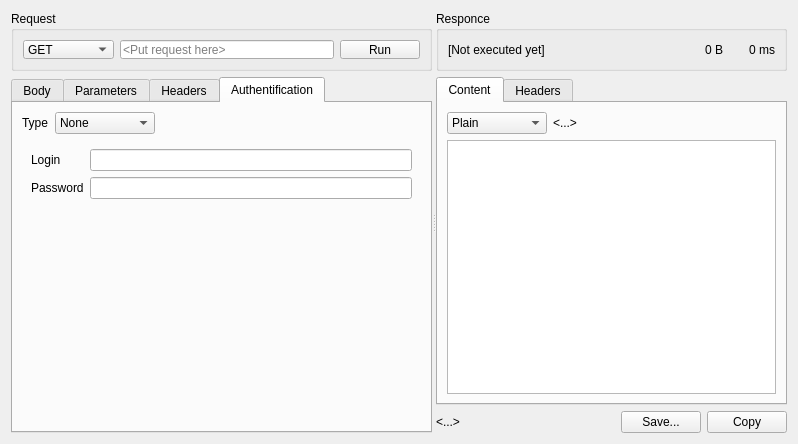
BootsmannApp/bootsmann, file src/CRequestGUI.ui: the form before one commit.
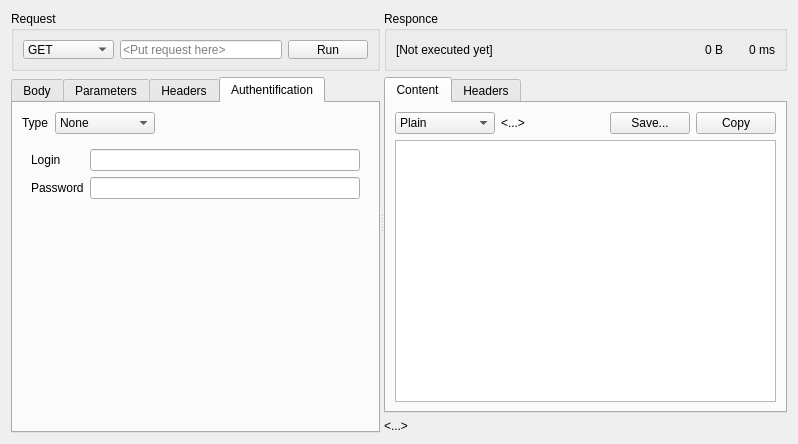
The form after the commit. Icons and pictures are not drawn. Custom widgets are drawn as their Qt base class.

Commit message: storing reply body to files

Patch:
```diff
--- a/src/CRequestGUI.ui
+++ b/src/CRequestGUI.ui
@@ -688,6 +688,47 @@
                  </property>
                 </widget>
                </item>
+               <item>
+                <spacer name="horizontalSpacer_6">
+                 <property name="orientation">
+                  <enum>Qt::Orientation::Horizontal</enum>
+                 </property>
+                 <property name="sizeHint" stdset="0">
+                  <size>
+                   <width>40</width>
+                   <height>20</height>
+                  </size>
+                 </property>
+                </spacer>
+               </item>
+               <item>
+                <widget class="QPushButton" name="SaveReplyContent">
+                 <property name="toolTip">
+                  <string>Save content to a file</string>
+                 </property>
+                 <property name="text">
+                  <string>Save...</string>
+                 </property>
+                 <property name="icon">
+                  <iconset resource="Bootsmann.qrc">
+                   <normaloff>:/Icons/Save</normaloff>:/Icons/Save</iconset>
+                 </property>
+                </widget>
+               </item>
+               <item>
+                <widget class="QPushButton" name="CopyReplyContent">
+                 <property name="toolTip">
+                  <string>Copy content to clipboard</string>
+                 </property>
+                 <property name="text">
+                  <string>Copy</string>
+                 </property>
+                 <property name="icon">
+                  <iconset resource="Bootsmann.qrc">
+                   <normaloff>:/Icons/Copy</normaloff>:/Icons/Copy</iconset>
+                 </property>
+                </widget>
+               </item>
               </layout>
              </item>
              <item>
@@ -842,47 +883,6 @@
            </property>
           </widget>
          </item>
-         <item>
-          <spacer name="horizontalSpacer_6">
-           <property name="orientation">
-            <enum>Qt::Orientation::Horizontal</enum>
-           </property>
-           <property name="sizeHint" stdset="0">
-            <size>
-             <width>40</width>
-             <height>20</height>
-            </size>
-           </property>
-          </spacer>
-         </item>
-         <item>
-          <widget class="QPushButton" name="SaveContent">
-           <property name="toolTip">
-            <string>Save content to a file</string>
-           </property>
-           <property name="text">
-            <string>Save...</string>
-           </property>
-           <property name="icon">
-            <iconset resource="Bootsmann.qrc">
-             <normaloff>:/Icons/Save</normaloff>:/Icons/Save</iconset>
-           </property>
-          </widget>
-         </item>
-         <item>
-          <widget class="QPushButton" name="CopyContent">
-           <property name="toolTip">
-            <string>Copy content to clipboard</string>
-           </property>
-           <property name="text">
-            <string>Copy</string>
-           </property>
-           <property name="icon">
-            <iconset resource="Bootsmann.qrc">
-             <normaloff>:/Icons/Copy</normaloff>:/Icons/Copy</iconset>
-           </property>
-          </widget>
-         </item>
         </layout>
        </item>
       </layout>
```
Left out of the diff: 2 changed lines with no effect on the pictures. The commit also changes 3 other files.
